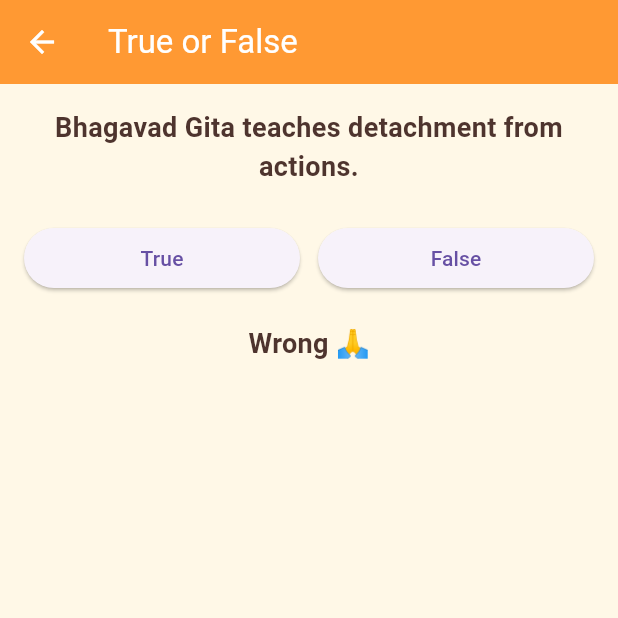
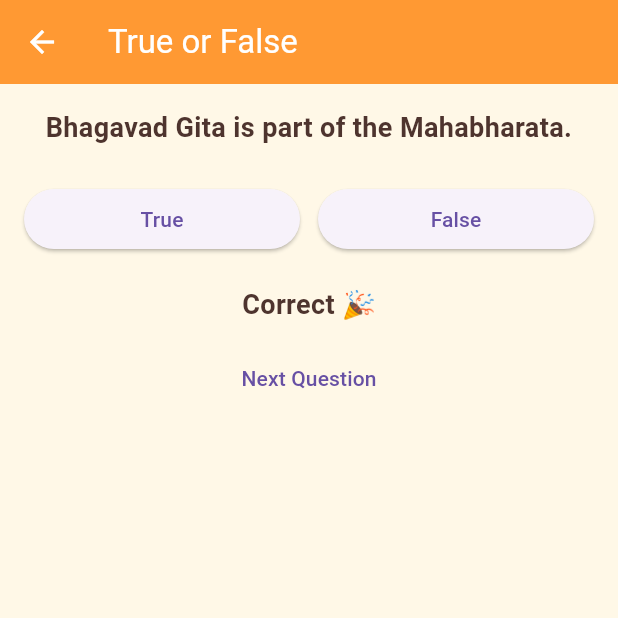
Before and after one commit to Tanvesh18/LearnGeeta, a Flutter app: the TrueFalseScreen screen opened directly, after a tap on "True", on a phone screen of 412 x 824 dp, the top half of it. Run offline on Flutter 3.47's test engine with Material 3 defaults, Android fonts, the phone set to English and light mode, and no system bars; our stand-ins replace flutter_dotenv, supabase_flutter; accounts and stored records are empty; network calls fail.

Commit message:
added little bit more pools of games to the existing ones

```diff
--- a/lib/features/games/shloka_match/shloka_match_screen.dart
+++ b/lib/features/games/shloka_match/shloka_match_screen.dart
@@ -9,10 +9,14 @@
 }
 
 class _ShlokaMatchScreenState extends State<ShlokaMatchScreen> {
+  // Expanded pool of shlokas with meanings
   final Map<String, String> shlokas = {
     'कर्मण्येवाधिकारस्ते': 'Focus on your actions, not results',
     'योगस्थः कुरु कर्माणि': 'Be steady in yoga while acting',
     'न हि ज्ञानेन सदृशम्': 'Nothing is purer than knowledge',
+    'उद्धरेदात्मनाऽऽत्मानं': 'Lift yourself by your own mind',
+    'श्रद्धावान् लभते ज्ञानम्': 'The faithful attain true wisdom',
+    'समः शत्रौ च मित्रे च': 'See friend and enemy with equal vision',
   };
 
   String? matchedShloka;
--- a/lib/features/games/true_false/true_false_screen.dart
+++ b/lib/features/games/true_false/true_false_screen.dart
@@ -1,3 +1,4 @@
+import 'dart:math';
 import 'package:flutter/material.dart';
 
 class TrueFalseScreen extends StatefulWidget {
@@ -8,15 +9,51 @@
 }
 
 class _TrueFalseScreenState extends State<TrueFalseScreen> {
-  final String question =
-      'Bhagavad Gita teaches detachment from actions.';
+  // Expanded pool of Gita-based statements
+  final List<String> _questions = [
+    'Bhagavad Gita teaches detachment from the results of actions.',
+    'According to the Gita, avoiding all work is the best path.',
+    'Krishna spoke the Bhagavad Gita to Arjuna on the battlefield of Kurukshetra.',
+    'The Gita says only monks can reach the Supreme.',
+    'Bhagavad Gita is part of the Mahabharata.',
+    'The Gita encourages doing one’s swadharma (own duty) sincerely.',
+    'According to the Gita, controlling the mind is compared to controlling the wind.',
+    'Bhakti (devotion) is mentioned in the Gita as a path to the Divine.',
+  ];
 
-  final bool correctAnswer = false;
+  // Match each statement to its correct answer
+  late final Map<String, bool> _answers = {
+    _questions[0]: true,
+    _questions[1]: false,
+    _questions[2]: true,
+    _questions[3]: false,
+    _questions[4]: true,
+    _questions[5]: true,
+    _questions[6]: true,
+    _questions[7]: true,
+  };
+
+  late String question;
+  late bool correctAnswer;
   String? result;
+
+  @override
+  void initState() {
+    super.initState();
+    _pickRandomQuestion();
+  }
+
+  void _pickRandomQuestion() {
+    final random = Random();
+    question = _questions[random.nextInt(_questions.length)];
+    correctAnswer = _answers[question] ?? false;
+    result = null;
+  }
 
   void _answer(bool choice) {
     setState(() {
-      result = choice == correctAnswer ? 'Correct 🎉' : 'Wrong 🙏';
+      final isCorrect = choice == correctAnswer;
+      result = isCorrect ? 'Correct 🎉' : 'Wrong 🙏';
     });
   }
 
@@ -55,7 +92,7 @@
               ],
             ),
             const SizedBox(height: 20),
-            if (result != null)
+            if (result != null) ...[
               Text(
                 result!,
                 style: const TextStyle(
@@ -63,6 +100,16 @@
                   fontWeight: FontWeight.bold,
                 ),
               ),
+              const SizedBox(height: 12),
+              TextButton(
+                onPressed: () {
+                  setState(() {
+                    _pickRandomQuestion();
+                  });
+                },
+                child: const Text('Next Question'),
+              ),
+            ],
           ],
         ),
       ),
```
Also changed, not shown: lib/features/games/verse_order/verse_order_screen.dart (+24 -5 lines).
